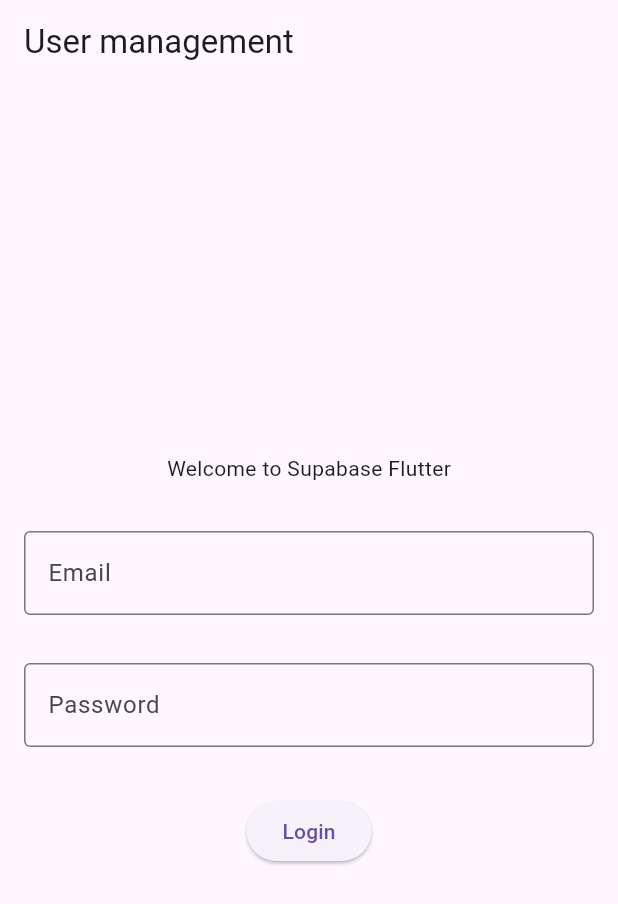
After one commit to tomaravi7/supabase-flutter-todo-list-user-management, a Flutter app: the screen it shows after launch, on a phone screen of 412 x 824 dp. The commit adds this screen. Shown: the top 904 px of the screen. Run offline on Flutter 3.47's test engine with Material 3 defaults, Android fonts, the light colour scheme and no system bars; our stand-ins replace supabase_flutter; accounts and stored records are empty.

Commit message:
added pages and navigation

```diff
--- /dev/null
+++ b/user_manag/lib/login.dart
@@ -0,0 +1,48 @@
+import 'package:flutter/material.dart';
+import './userinfo.dart';
+
+class LoginPage extends StatefulWidget {
+  const LoginPage({super.key});
+
+  @override
+  State<LoginPage> createState() => _LoginPageState();
+}
+
+class _LoginPageState extends State<LoginPage> {
+  @override
+  Widget build(BuildContext context) {
+    return Scaffold(
+        appBar: AppBar(title: const Text('User management')),
+        body: Center(
+            child: Column(
+          mainAxisAlignment: MainAxisAlignment.center,
+          children: [
+            const Text('Welcome to Supabase Flutter'),
+            // const SizedBox(height: 10),
+            TextField(
+              decoration: const InputDecoration(
+                border: OutlineInputBorder(),
+                labelText: 'Email',
+              ),
+            ),
+            // const SizedBox(height: 10),
+            TextField(
+              decoration: const InputDecoration(
+                border: OutlineInputBorder(),
+                labelText: 'Password',
+              ),
+            ),
+            ElevatedButton(
+              onPressed: () {
+                Navigator.pushReplacement(
+                    context, //replacement because we dont want user to go back to login page after they have logged in
+                    MaterialPageRoute(builder: (context) => const UserPage()));
+              },
+              child: const Text('Login'),
+            ),
+          ]
+              .map((e) => Padding(padding: const EdgeInsets.all(16), child: e))
+              .toList(),
+        )));
+  }
+}
--- a/user_manag/pubspec.yaml
+++ b/user_manag/pubspec.yaml
@@ -60,8 +60,8 @@
   uses-material-design: true
 
   # To add assets to your application, add an assets section, like this:
-assets:
-  - assets/liquid.riv
+  assets:
+    - asset/splash.gif
   #   - images/a_dot_burr.jpeg
   #   - images/a_dot_ham.jpeg
 
```
Also changed, not shown: user_manag/lib/main.dart (+1 -25 lines), user_manag/lib/splash.dart (+41 -0 lines), user_manag/lib/userinfo.dart (added, +19 -0 lines), user_manag/asset/splash.gif (added).
